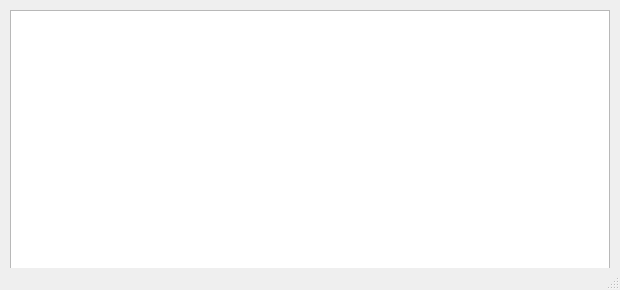
Old version of the form history.ui in the repository Lyten1/MCalculator.
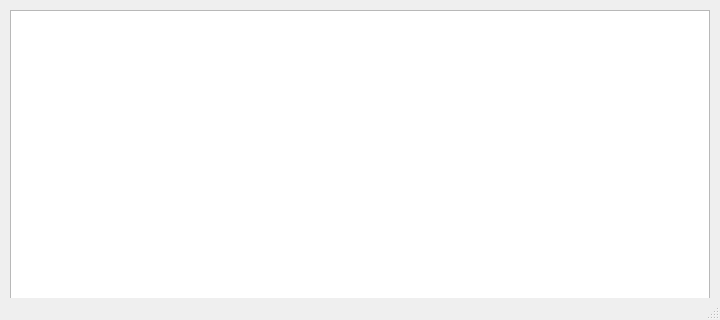
New version of the form.

```diff
--- a/history.ui
+++ b/history.ui
@@ -9,8 +9,8 @@
    <rect>
     <x>0</x>
     <y>0</y>
-    <width>620</width>
-    <height>290</height>
+    <width>720</width>
+    <height>320</height>
    </rect>
   </property>
   <property name="sizePolicy">
@@ -21,14 +21,14 @@
   </property>
   <property name="minimumSize">
    <size>
-    <width>620</width>
-    <height>290</height>
+    <width>720</width>
+    <height>320</height>
    </size>
   </property>
   <property name="maximumSize">
    <size>
-    <width>620</width>
-    <height>290</height>
+    <width>720</width>
+    <height>320</height>
    </size>
   </property>
   <property name="mouseTracking">
@@ -46,8 +46,8 @@
      <rect>
       <x>10</x>
       <y>10</y>
-      <width>600</width>
-      <height>260</height>
+      <width>700</width>
+      <height>290</height>
      </rect>
     </property>
    </widget>
```
Left out of the diff: 2 changed lines with no effect on the pictures.
